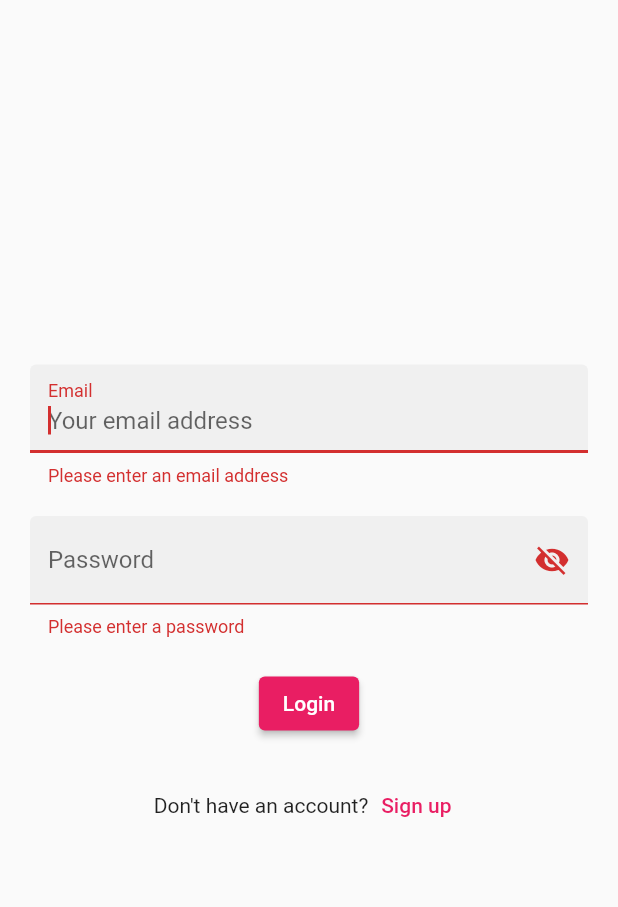
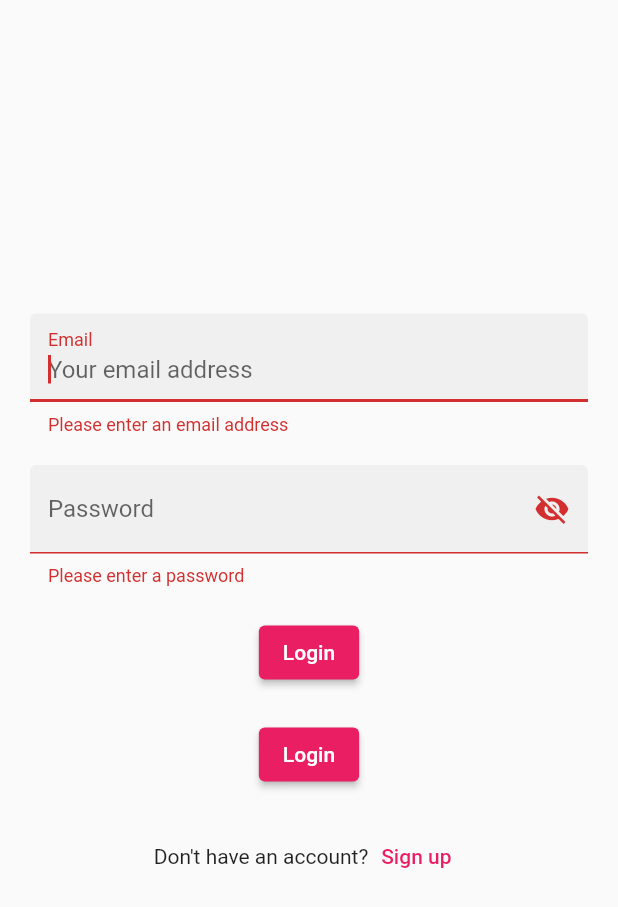
Before and after one commit to NilRyan/flutter-fish-cat, a Flutter app: the LoginView screen opened by its route, after a tap on "Login", on a phone screen of 412 x 824 dp. Shown: the top 907 px of the screen. Run offline on Flutter 3.47's test engine with Material 2 defaults, Android fonts, the phone set to English and light mode, and no system bars; our stand-ins replace flutter_hooks, graphql, graphql_flutter, introduction_screen; missing offline and left inert: swipable_stack.

Commit message:
Add login mutation

```diff
--- a/lib/views/login_view.dart
+++ b/lib/views/login_view.dart
@@ -1,3 +1,4 @@
+import 'package:fish_cat/views/login_view/login_mutation.dart';
 import 'package:flutter/material.dart';
 
 class LoginView extends StatefulWidget {
@@ -110,6 +111,7 @@ class _LoginViewState extends State<LoginView> {
                     },
                     child: const Text('Login'),
                   ),
+                  LoginMutation(),
                   Row(
                     mainAxisAlignment: MainAxisAlignment.center,
                     children: [
--- /dev/null
+++ b/lib/views/login_view/login_mutation.dart
@@ -0,0 +1,37 @@
+import 'package:flutter/material.dart';
+import 'package:flutter_hooks/flutter_hooks.dart';
+import 'package:graphql_flutter/graphql_flutter.dart';
+
+class LoginMutation extends HookWidget {
+  const LoginMutation({Key? key})
+      : super(key: key);
+
+  @override
+  Widget build(BuildContext context) {
+    final loginMutation = useMutation(
+      MutationOptions(
+        document: gql(
+          '''
+          mutation Login(\$email: String!, \$password: String!) {
+            login(loginInput: {email: \$email, password: \$password}) {
+              accessToken
+              refreshToken
+            }
+          }
+          ''',
+        ),
+        onCompleted: (dynamic data) {
+          print(data);
+        },
+        )
+      );
+    return ElevatedButton(
+      onPressed: () => loginMutation.runMutation({
+      'email': 'philipz@gmail.com',
+      'password': 'HAHAHA123',
+      }),
+      child: const Text('Login'),
+    );
+
+  }
+}
```
Also changed, not shown: lib/views/login_view/login_query.dart (deleted, +0 -39 lines).
